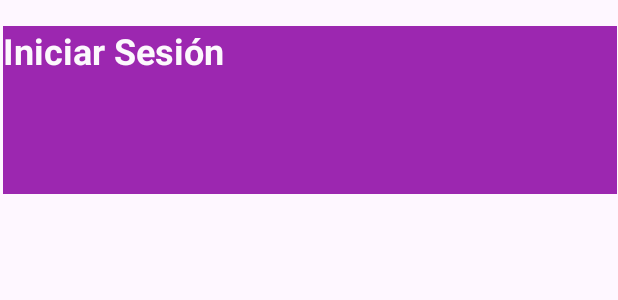
After one commit to DavidAlmonacid/OirApp, an Android app: the layout activity_main2.xml on its own in the app's theme, with its tools: preview values and no code run, on a phone screen of 412 x 824 dp. The commit adds this screen. Shown: the top 300 px of the screen. Run offline under Robolectric (Android 15) with nearby library versions, the phone set to English and light mode, and no system bars.

Commit message:
Comence a hacer pantalla login

```diff
--- a/app/src/main/AndroidManifest.xml
+++ b/app/src/main/AndroidManifest.xml
@@ -13,6 +13,9 @@
         android:theme="@style/Theme.OirApp"
         tools:targetApi="31">
         <activity
+            android:name=".MainActivity2"
+            android:exported="false" />
+        <activity
             android:name=".MainActivity"
             android:exported="true">
             <intent-filter>
--- a/app/src/main/res/layout/activity_main.xml
+++ b/app/src/main/res/layout/activity_main.xml
@@ -49,6 +49,7 @@
         android:textAlignment="center"
         android:textColor="#0B0808"
         android:textSize="16sp"
+        android:textStyle="bold"
         app:layout_constraintBottom_toBottomOf="parent"
         app:layout_constraintEnd_toEndOf="parent"
         app:layout_constraintHorizontal_bias="0.495"
--- /dev/null
+++ b/app/src/main/res/layout/activity_main2.xml
@@ -0,0 +1,26 @@
+<?xml version="1.0" encoding="utf-8"?>
+<androidx.constraintlayout.widget.ConstraintLayout xmlns:android="http://schemas.android.com/apk/res/android"
+    xmlns:app="http://schemas.android.com/apk/res-auto"
+    xmlns:tools="http://schemas.android.com/tools"
+    android:id="@+id/main"
+    android:layout_width="match_parent"
+    android:layout_height="match_parent"
+    tools:context=".MainActivity2">
+
+    <TextView
+        android:id="@+id/textView3"
+        android:layout_width="409dp"
+        android:layout_height="112dp"
+        android:background="#9C27B0"
+        android:text="Iniciar Sesión"
+        android:textAlignment="textStart"
+        android:textColor="#F7FFFFFF"
+        android:textSize="24sp"
+        android:textStyle="bold"
+        app:layout_constraintBottom_toBottomOf="parent"
+        app:layout_constraintEnd_toEndOf="parent"
+        app:layout_constraintHorizontal_bias="0.646"
+        app:layout_constraintStart_toStartOf="parent"
+        app:layout_constraintTop_toTopOf="parent"
+        app:layout_constraintVertical_bias="0.024" />
+</androidx.constraintlayout.widget.ConstraintLayout>
```
Also changed, not shown: app/src/main/java/com/example/oirapp/MainActivity2.kt (added, +20 -0 lines).
